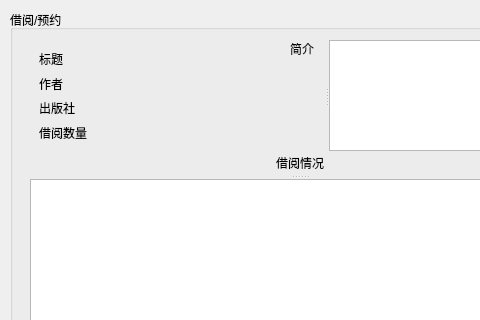
Before: the Qt Designer form borrowdialog.ui in JackChanceLi/Library, drawn with Qt 5; both pictures show x 0 to 480 and y 0 to 320 of the 600 by 500 pixel window.
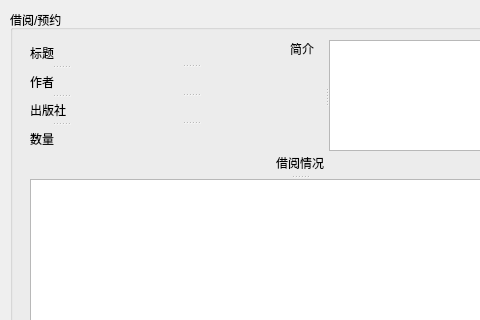
After: the same form once the commit is applied. Icons and pictures are not drawn.

What changed in the file:
```diff
--- a/borrowdialog.ui
+++ b/borrowdialog.ui
@@ -109,45 +109,99 @@
      <rect>
       <x>20</x>
       <y>30</y>
-      <width>231</width>
+      <width>261</width>
       <height>111</height>
      </rect>
     </property>
     <property name="styleSheet">
      <string notr="true">font: 25 10pt &quot;等线 Light&quot;;</string>
     </property>
-    <layout class="QVBoxLayout" name="verticalLayout">
-     <item>
+    <widget class="QSplitter" name="splitter_3">
+     <property name="geometry">
+      <rect>
+       <x>60</x>
+       <y>-1</y>
+       <width>201</width>
+       <height>111</height>
+      </rect>
+     </property>
+     <property name="orientation">
+      <enum>Qt::Vertical</enum>
+     </property>
       <widget class="QLabel" name="label_title">
        <property name="text">
-        <string>标题</string>
-       </property>
-      </widget>
-     </item>
-     <item>
+       <string/>
+      </property>
+     </widget>
       <widget class="QLabel" name="label_author">
        <property name="text">
-        <string>作者</string>
-       </property>
-      </widget>
-     </item>
-     <item>
+       <string/>
+      </property>
+     </widget>
       <widget class="QLabel" name="label_publisher">
        <property name="text">
-        <string>出版社</string>
-       </property>
-      </widget>
-     </item>
-     <item>
+       <string/>
+      </property>
+     </widget>
       <widget class="QLabel" name="label_amount">
        <property name="text">
-        <string>借阅数量</string>
-       </property>
-      </widget>
-     </item>
-    </layout>
-   </widget>
-  </widget>
+       <string/>
+      </property>
+     </widget>
+    </widget>
+    <widget class="QSplitter" name="splitter_4">
+     <property name="geometry">
+      <rect>
+       <x>0</x>
+       <y>0</y>
+       <width>61</width>
+       <height>111</height>
+      </rect>
+     </property>
+     <property name="orientation">
+      <enum>Qt::Vertical</enum>
+     </property>
+     <widget class="QLabel" name="label">
+      <property name="text">
+       <string>标题</string>
+      </property>
+     </widget>
+     <widget class="QLabel" name="label_2">
+      <property name="text">
+       <string>作者</string>
+      </property>
+     </widget>
+     <widget class="QLabel" name="label_3">
+      <property name="text">
+       <string>出版社</string>
+      </property>
+     </widget>
+     <widget class="QLabel" name="label_4">
+      <property name="text">
+       <string>数量</string>
+      </property>
+     </widget>
+    </widget>
+   </widget>
+  </widget>
+  <widget class="QLabel" name="label_5">
+   <property name="geometry">
+    <rect>
+     <x>0</x>
+     <y>0</y>
+     <width>600</width>
+     <height>500</height>
+    </rect>
+   </property>
+   <property name="styleSheet">
+    <string notr="true">background-image: url(:/background/resourse/books6.png);</string>
+   </property>
+   <property name="text">
+    <string/>
+   </property>
+  </widget>
+  <zorder>label_5</zorder>
+  <zorder>groupBox</zorder>
  </widget>
  <resources/>
  <connections/>
```
Left out of the diff: 8 changed lines with no effect on the pictures. Lines whose indentation alone changed are shown as unchanged.
